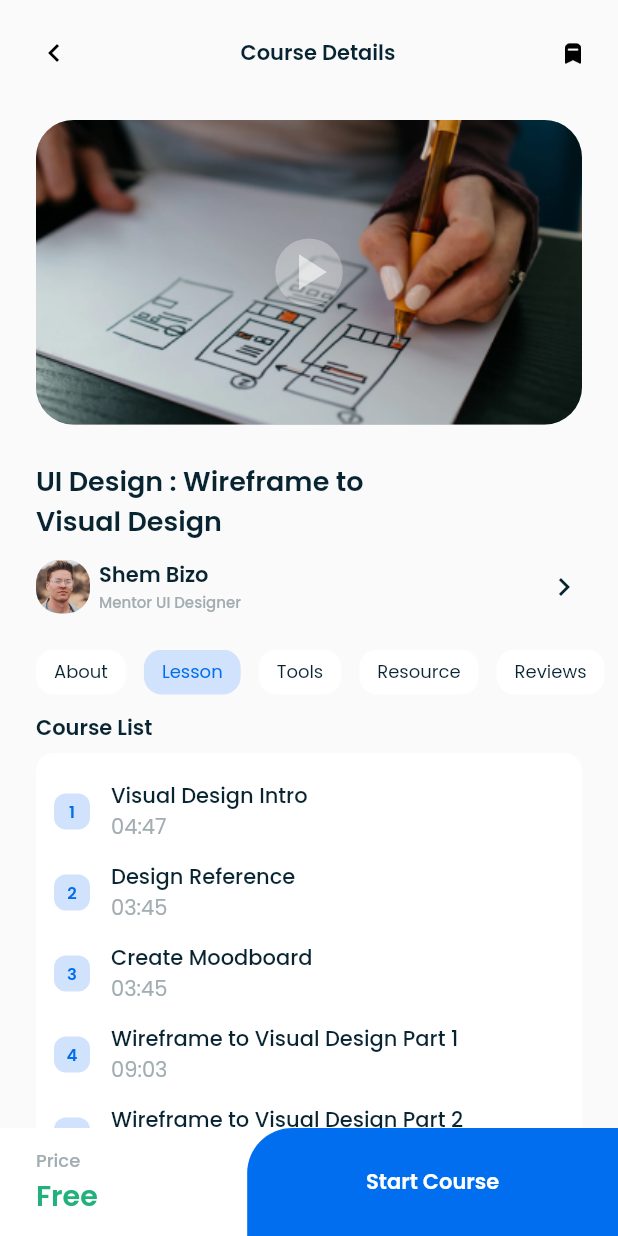
After one commit to Syahro/online_course, a Flutter app: the screen it shows after launch, after a tap on "Free", on a phone screen of 412 x 824 dp. The commit adds this screen. Run offline on Flutter 3.47's test engine with Material 2 defaults, Android fonts, the phone set to English and light mode, and no system bars; our stand-ins replace google_fonts.

Commit message:
done modified detailPage and add some assets or support

```diff
--- /dev/null
+++ b/lib/pages/detail_page.dart
@@ -0,0 +1,283 @@
+import 'package:flutter/material.dart';
+import 'package:online_course/theme.dart';
+import 'package:online_course/widget/bottom_detail.dart';
+import 'package:online_course/widget/category_detail_card.dart';
+import 'package:online_course/widget/course_list.dart';
+
+class DetailPage extends StatelessWidget {
+  @override
+  Widget build(BuildContext context) {
+    return Scaffold(
+      backgroundColor: backgroundColor,
+      floatingActionButton: BottomDetail(),
+      floatingActionButtonLocation: FloatingActionButtonLocation.centerDocked,
+      body: SafeArea(
+        child: Stack(
+          children: [
+            ListView(
+              children: [
+                SizedBox(
+                  height: 80,
+                ),
+                Padding(
+                  padding: EdgeInsets.symmetric(
+                    horizontal: defaultMargin,
+                  ),
+                  child: Column(
+                    crossAxisAlignment: CrossAxisAlignment.start,
+                    children: [
+                      Container(
+                        height: 203,
+                        width: double.infinity,
+                        decoration: BoxDecoration(
+                          color: greyColor,
+                          borderRadius: BorderRadius.circular(25),
+                        ),
+                        child: Stack(
+                          children: [
+                            ClipRRect(
+                              borderRadius: BorderRadius.circular(25),
+                              child: Image.asset(
+                                'assets/popular1.png',
+                                width: double.infinity,
+                                height: 203,
+                                fit: BoxFit.cover,
+                              ),
+                            ),
+                            Center(
+                              child: Container(
+                                height: 45,
+                                width: 45,
+                                decoration: BoxDecoration(
+                                  color: whiteColor.withOpacity(0.3),
+                                  borderRadius: BorderRadius.circular(23),
+                                ),
+                                child: Center(
+                                  child: Icon(
+                                    Icons.play_arrow,
+                                    color: whiteColor.withOpacity(0.6),
+                                    size: 40,
+                                  ),
+                                ),
+                              ),
+                            )
+                          ],
+                        ),
+                      ),
+                      SizedBox(
+                        height: 24,
+                      ),
+                      Text(
+                        'UI Design : Wireframe to\nVisual Design',
+                        style: semiBoldTextStyle.copyWith(
+                          fontSize: 18,
+                          color: lightBlackColor,
+                        ),
+                      ),
+                      SizedBox(
+                        height: 12,
+                      ),
+                      Row(
+                        children: [
+                          ClipRRect(
+                            borderRadius: BorderRadius.circular(16),
+                            child: Image.asset(
+                              'assets/user1.png',
+                              width: 36,
+                              height: 36,
+                              fit: BoxFit.cover,
+                            ),
+                          ),
+                          SizedBox(
+                            width: 6,
+                          ),
+                          Column(
+                            crossAxisAlignment: CrossAxisAlignment.start,
+                            mainAxisAlignment: MainAxisAlignment.center,
+                            children: [
+                              Text(
+                                'Shem Bizo',
+                                style: semiBoldTextStyle.copyWith(
+                                  fontSize: 14,
+                                  color: lightBlackColor,
+                                ),
+                              ),
+                              Text(
+                                'Mentor UI Designer',
+                                style: mediumTextStyle.copyWith(
+                                  fontSize: 10,
+                                  color: greyColor,
+                                ),
+                              ),
+                            ],
+                          ),
+                          Spacer(),
+                          Icon(
+                            Icons.chevron_right,
+                            color: lightBlackColor,
+                          ),
+                        ],
+                      ),
+                    ],
+                  ),
+                ),
+                SizedBox(
+                  height: 24,
+                ),
+                Padding(
+                  padding: EdgeInsets.only(
+                    left: defaultMargin,
+                  ),
+                  child: SingleChildScrollView(
+                    scrollDirection: Axis.horizontal,
+                    child: Row(
+                      children: [
+                        CategoryDetailCard(
+                          type: 'About',
+                          isActive: false,
+                        ),
+                        SizedBox(
+                          width: 12,
+                        ),
+                        CategoryDetailCard(
+                          type: 'Lesson',
+                          isActive: true,
+                        ),
+                        SizedBox(
+                          width: 12,
+                        ),
+                        CategoryDetailCard(
+                          type: 'Tools',
+                          isActive: false,
+                        ),
+                        SizedBox(
+                          width: 12,
+                        ),
+                        CategoryDetailCard(
+                          type: 'Resource',
+                          isActive: false,
+                        ),
+                        SizedBox(
+                          width: 12,
+                        ),
+                        CategoryDetailCard(
+                          type: 'Reviews',
+                          isActive: false,
+                        ),
+                        SizedBox(
+                          width: defaultMargin,
+                        ),
+                      ],
+                    ),
+                  ),
+                ),
+                SizedBox(
+                  height: 12,
+                ),
+                Padding(
+                  padding: EdgeInsets.symmetric(
+                    horizontal: defaultMargin,
+                  ),
+                  child: Column(
+                    crossAxisAlignment: CrossAxisAlignment.start,
+                    children: [
+                      Text(
+                        'Course List',
+                        style: semiBoldTextStyle.copyWith(
+                          fontSize: 14,
+                          color: lightBlackColor,
+                        ),
+                      ),
+                      SizedBox(
+                        height: 6,
+                      ),
+                      Container(
+                          width: double.infinity,
+                          height: 331,
+                          decoration: BoxDecoration(
+                            color: whiteColor,
+                            borderRadius: BorderRadius.circular(12),
+                          ),
+                          padding: EdgeInsets.symmetric(
+                            vertical: 6,
+                          ),
+                          child: SingleChildScrollView(
+                            scrollDirection: Axis.vertical,
+                            child: Column(
+                              children: [
+                                CourseList(
+                                  number: 1,
+                                  coursename: 'Visual Design Intro',
+                                  time: '04:47',
+                                ),
+                                CourseList(
+                                  number: 2,
+                                  coursename: 'Design Reference',
+                                  time: '03:45',
+                                ),
+                                CourseList(
+                                  number: 3,
+                                  coursename: 'Create Moodboard',
+                                  time: '03:45',
+                                ),
+                                CourseList(
+                                  number: 4,
+                                  coursename:
+                                      'Wireframe to Visual Design Part 1',
+                                  time: '09:03',
+                                ),
+                                CourseList(
+                                  number: 5,
+                                  coursename:
+                                      'Wireframe to Visual Design Part 2',
+                                  time: '09:03',
+                                ),
+                                SizedBox(
+                                  height: 100,
+                                ),
+                              ],
+                            ),
+                          ))
+                    ],
+                  ),
+                ),
+              ],
+            ),
+            Container(
+                height: 51,
+                width: double.infinity,
+                color: backgroundColor,
+                padding: EdgeInsets.fromLTRB(
+                  defaultMargin,
+                  20,
+                  defaultMargin,
+                  0,
+                ),
+                child: Row(
+                  mainAxisAlignment: MainAxisAlignment.spaceBetween,
+                  children: [
+                    Icon(
+                      Icons.chevron_left,
+                      color: blackCOlor,
+                    ),
+                    Text(
+                      'Course Details',
+                      style: semiBoldTextStyle.copyWith(
+                        fontSize: 14,
+                        color: lightBlackColor,
+                      ),
+                    ),
+                    Image.asset(
+                      'assets/bookmark.png',
+                      width: 12,
+                      height: 14,
+                      color: blackCOlor,
+                    ),
+                  ],
+                ))
+          ],
+        ),
+      ),
+    );
+  }
+}
--- a/lib/pages/home_page.dart
+++ b/lib/pages/home_page.dart
@@ -14,43 +14,6 @@ class HomePage extends StatelessWidget {
       body: SafeArea(
         child: Stack(
           children: [
-            Container(
-              margin: EdgeInsets.fromLTRB(
-                defaultMargin,
-                12,
-                defaultMargin,
-                12,
-              ),
-              height: 54,
-              width: double.infinity,
-              color: backgroundColor,
-              child: Row(
-                children: [
-                  ClipRRect(
-                    borderRadius: BorderRadius.circular(15),
-                    child: Image.asset(
-                      'assets/user.png',
-                      width: 30,
-                      height: 30,
-                    ),
-                  ),
-                  Spacer(),
-                  Icon(
-                    Icons.search,
-                    size: 25,
-                    color: blackCOlor.withOpacity(0.7),
-                  ),
-                  SizedBox(
-                    width: 12,
-                  ),
-                  Image.asset(
-                    'assets/notif.png',
-                    width: 24,
-                    height: 24,
-                  ),
-                ],
-              ),
-            ),
             ListView(
               children: [
                 SizedBox(
@@ -221,6 +184,50 @@ class HomePage extends StatelessWidget {
                 ),
               ],
             ),
+            Container(
+              margin: EdgeInsets.fromLTRB(
+                defaultMargin,
+                0,
+                defaultMargin,
+                12,
+              ),
+              height: 54,
+              width: double.infinity,
+              color: backgroundColor,
+              child: Column(
+                children: [
+                  SizedBox(
+                    height: 15,
+                  ),
+                  Row(
+                    children: [
+                      ClipRRect(
+                        borderRadius: BorderRadius.circular(20),
+                        child: Image.asset(
+                          'assets/user.png',
+                          width: 30,
+                          height: 30,
+                        ),
+                      ),
+                      Spacer(),
+                      Icon(
+                        Icons.search,
+                        size: 25,
+                        color: blackCOlor.withOpacity(0.7),
+                      ),
+                      SizedBox(
+                        width: 12,
+                      ),
+                      Image.asset(
+                        'assets/notif.png',
+                        width: 24,
+                        height: 24,
+                      ),
+                    ],
+                  ),
+                ],
+              ),
+            ),
           ],
         ),
       ),
--- /dev/null
+++ b/lib/widget/bottom_detail.dart
@@ -0,0 +1,70 @@
+import 'package:flutter/material.dart';
+import 'package:online_course/theme.dart';
+
+class BottomDetail extends StatelessWidget {
+  @override
+  Widget build(BuildContext context) {
+    return Container(
+      height: 72,
+      width: double.infinity,
+      child: Row(
+        children: [
+          Expanded(
+            flex: 4,
+            child: Container(
+              color: whiteColor,
+              padding: EdgeInsets.only(
+                left: defaultMargin,
+              ),
+              child: Column(
+                crossAxisAlignment: CrossAxisAlignment.start,
+                mainAxisAlignment: MainAxisAlignment.center,
+                children: [
+                  Text(
+                    'Price',
+                    style: mediumTextStyle.copyWith(
+                      fontSize: 12,
+                      color: greyColor,
+                    ),
+                  ),
+                  Text(
+                    'Free',
+                    style: semiBoldTextStyle.copyWith(
+                      fontSize: 19,
+                      color: greenColor,
+                    ),
+                  ),
+                ],
+              ),
+            ),
+          ),
+          Expanded(
+            flex: 6,
+            child: Container(
+              width: double.infinity,
+              height: double.infinity,
+              color: whiteColor,
+              child: Container(
+                decoration: BoxDecoration(
+                  color: blueColor,
+                  borderRadius: BorderRadius.only(
+                    topLeft: Radius.circular(30),
+                  ),
+                ),
+                child: Center(
+                  child: Text(
+                    'Start Course',
+                    style: semiBoldTextStyle.copyWith(
+                      fontSize: 14,
+                      color: whiteColor,
+                    ),
+                  ),
+                ),
+              ),
+            ),
+          ),
+        ],
+      ),
+    );
+  }
+}
--- /dev/null
+++ b/lib/widget/category_detail_card.dart
@@ -0,0 +1,32 @@
+import 'package:flutter/material.dart';
+import 'package:online_course/theme.dart';
+
+class CategoryDetailCard extends StatelessWidget {
+  final String type;
+  final bool isActive;
+
+  CategoryDetailCard({
+    this.type,
+    this.isActive,
+  });
+  @override
+  Widget build(BuildContext context) {
+    return Container(
+      padding: EdgeInsets.symmetric(
+        horizontal: 12,
+        vertical: 6,
+      ),
+      decoration: BoxDecoration(
+        color: isActive ? lightBlueColor : whiteColor,
+        borderRadius: BorderRadius.circular(12),
+      ),
+      child: Text(
+        type,
+        style: regularTextStyle.copyWith(
+          fontSize: 12,
+          color: isActive ? blueColor : lightBlackColor,
+        ),
+      ),
+    );
+  }
+}
--- /dev/null
+++ b/lib/widget/course_list.dart
@@ -0,0 +1,68 @@
+import 'package:flutter/material.dart';
+import 'package:online_course/theme.dart';
+
+class CourseList extends StatelessWidget {
+  final int number;
+  final String coursename;
+  final String time;
+
+  CourseList({
+    this.number,
+    this.coursename,
+    this.time,
+  });
+  @override
+  Widget build(BuildContext context) {
+    return Padding(
+      padding: EdgeInsets.only(
+        left: 12,
+        top: 12,
+      ),
+      child: Row(
+        mainAxisAlignment: MainAxisAlignment.start,
+        crossAxisAlignment: CrossAxisAlignment.center,
+        children: [
+          Container(
+            height: 24,
+            width: 24,
+            decoration: BoxDecoration(
+              color: lightBlueColor,
+              borderRadius: BorderRadius.circular(8),
+            ),
+            child: Center(
+              child: Text(
+                '$number',
+                style: semiBoldTextStyle.copyWith(
+                  fontSize: 11,
+                  color: blueColor,
+                ),
+              ),
+            ),
+          ),
+          SizedBox(
+            width: 14,
+          ),
+          Column(
+            crossAxisAlignment: CrossAxisAlignment.start,
+            children: [
+              Text(
+                coursename,
+                style: mediumTextStyle.copyWith(
+                  fontSize: 14,
+                  color: lightBlackColor,
+                ),
+              ),
+              Text(
+                time,
+                style: regularTextStyle.copyWith(
+                  fontSize: 14,
+                  color: greyColor,
+                ),
+              ),
+            ],
+          )
+        ],
+      ),
+    );
+  }
+}
--- a/lib/widget/popular_card.dart
+++ b/lib/widget/popular_card.dart
@@ -1,4 +1,5 @@
 import 'package:flutter/material.dart';
+import 'package:online_course/pages/detail_page.dart';
 import 'package:online_course/theme.dart';
 
 class PopularCard extends StatelessWidget {
@@ -17,7 +18,13 @@ class PopularCard extends StatelessWidget {
   });
   @override
   Widget build(BuildContext context) {
-    return Container(
+    return InkWell(
+      onTap: () {
+        Navigator.push(context, MaterialPageRoute(builder: (context) {
+          return DetailPage();
+        }));
+      },
+      child: Container(
         height: 205,
         width: 180,
         decoration: BoxDecoration(
@@ -118,6 +125,7 @@ class PopularCard extends StatelessWidget {
             ),
           ],
         ),
+      ),
     );
   }
 }
```
Also changed, not shown: assets/bookmark.png (added). Lines whose indentation alone changed are shown as unchanged.
